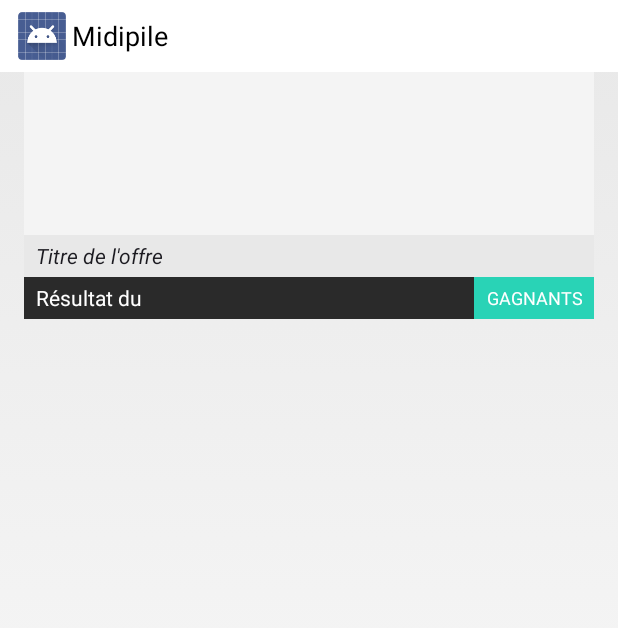
After one commit to HugoGresse/midipile-android, an Android app: the layout list_item_winner.xml on its own in the app's theme, with its tools: preview values and no code run, on a phone screen of 412 x 824 dp. The commit adds this screen. Shown: the top 628 px of the screen. Run offline under Robolectric (Android 15) with nearby library versions, the phone set to English and light mode, and no system bars; Roboto replaces fonts that are not available here.

Commit message:
Winner deals integration and implementation

```diff
--- a/app/src/main/java/fr/creads/midipile/api/Constants.java
+++ b/app/src/main/java/fr/creads/midipile/api/Constants.java
@@ -6,11 +6,11 @@ package fr.creads.midipile.api;
  */
 public class Constants {
 
-    public static final String URL_API = "http://gullible-goat-2717.vagrantshare.com/1";
+    public static final String URL_API = "http://dreadful-mouse-5878.vagrantshare.com/1";
     public static final String URL_SITE = "http://www.midipile.com";
     public static final String API_SECRET = "9,(3~[][<'{+5#}";
 
-    public static final String URL_LASTDEALS = "/deals";
+    public static final String URL_DEALS = "/deals";
     public static final String URL_DEAL_PLAY = "/deals/{id}/play";
     public static final String URL_BADGES = "/badges";
     public static final String URL_REGISTER = "/users";
--- a/app/src/main/java/fr/creads/midipile/api/MidipileAPI.java
+++ b/app/src/main/java/fr/creads/midipile/api/MidipileAPI.java
@@ -24,8 +24,11 @@ import retrofit.http.Query;
  */
 public interface MidipileAPI {
 
-    @GET(Constants.URL_LASTDEALS)
+    @GET(Constants.URL_DEALS)
     public void getLastDeals(Callback<Deals> callback);
+
+    @GET(Constants.URL_DEALS + "?active=false")
+    public void getWinnersDeals(Callback<Deals> callback);
 
     @GET(Constants.URL_BADGES)
     public void getBadges(Callback<ArrayList<Badge>> callback);
@@ -111,5 +114,4 @@ public interface MidipileAPI {
             @Query("length") int length,
             Callback<List<Deal>> callback);
 
-
 }
--- /dev/null
+++ b/app/src/main/res/layout/list_item_winner.xml
@@ -0,0 +1,120 @@
+<?xml version="1.0" encoding="utf-8"?>
+
+<RelativeLayout xmlns:android="http://schemas.android.com/apk/res/android"
+
+    android:paddingLeft="@dimen/activity_horizontal_margin"
+    android:paddingRight="@dimen/activity_horizontal_margin"
+    android:paddingTop="@dimen/activity_horizontal_margin"
+    android:layout_width="match_parent"
+    android:layout_height="wrap_content"
+    android:descendantFocusability="blocksDescendants"
+    android:paddingBottom="@dimen/list_deal_padding_top"
+    android:animateLayoutChanges="true">
+
+    <ImageView
+        android:layout_width="match_parent"
+        android:layout_height="wrap_content"
+        android:id="@+id/dealImageView"
+        android:layout_alignParentTop="true"
+        android:layout_alignParentLeft="true"
+        android:layout_alignParentStart="true"
+        android:src="@drawable/deal_blank"
+        android:adjustViewBounds="true"
+        android:scaleType="centerCrop" />
+
+    <RelativeLayout
+        android:layout_width="150dp"
+        android:layout_height="fill_parent"
+        android:layout_alignTop="@+id/dealImageView"
+        android:layout_alignBottom="@+id/dealImageView"
+        android:layout_alignRight="@+id/dealImageView"
+        android:visibility="invisible"
+        android:id="@+id/winnersInfoRelativeLayout"
+        android:animateLayoutChanges="true"
+        android:background="@color/midipiletheme_color"
+        android:layout_alignParentEnd="true">
+
+        <TextView
+            android:layout_width="wrap_content"
+            android:layout_height="wrap_content"
+            android:text="New Text"
+            android:id="@+id/winnersTextView"
+            android:layout_alignParentTop="true"
+            android:layout_alignParentLeft="true"
+            android:layout_alignParentStart="true"
+            android:paddingTop="@dimen/winners_name_padding_vertical"
+            android:paddingBottom="@dimen/winners_name_padding_vertical"
+            android:paddingLeft="@dimen/winners_name_padding_horizontal"
+            android:paddingRight="@dimen/winners_name_padding_horizontal"
+            android:textColor="@android:color/white" />
+    </RelativeLayout>
+
+    <RelativeLayout
+        android:layout_width="fill_parent"
+        android:layout_height="28dp"
+        android:layout_alignLeft="@+id/dealImageView"
+        android:background="@color/deal_title_background"
+        android:layout_below="@+id/dealImageView"
+        android:id="@+id/winners_sub_title"
+        android:animateLayoutChanges="true">
+
+        <TextView
+            android:layout_width="wrap_content"
+            android:layout_height="match_parent"
+            android:text="@string/deal_blank_title"
+            android:id="@+id/dealTitle"
+            android:layout_alignParentLeft="true"
+            android:layout_alignParentStart="true"
+            android:textSize="@dimen/deals_text_size"
+            android:textColor="@color/midipile_black"
+            android:paddingLeft="8dp"
+            android:textStyle="italic"
+            android:singleLine="true"
+            android:ellipsize="end"
+            android:gravity="center_vertical" />
+
+    </RelativeLayout>
+
+    <RelativeLayout
+        android:layout_width="fill_parent"
+        android:layout_height="28dp"
+        android:layout_alignLeft="@+id/winners_sub_title"
+        android:background="@color/deal_title_background"
+        android:layout_below="@+id/winners_sub_title"
+        android:id="@+id/relativeLayout"
+        android:animateLayoutChanges="true" >
+
+        <TextView
+            android:layout_width="wrap_content"
+            android:layout_height="fill_parent"
+            android:text="@string/winners_of"
+            android:id="@+id/dateTextView"
+            android:layout_alignParentLeft="true"
+            android:layout_alignParentStart="true"
+            android:textSize="@dimen/deals_text_size"
+            android:textColor="@android:color/white"
+            android:paddingLeft="8dp"
+            android:singleLine="true"
+            android:ellipsize="end"
+            android:layout_toLeftOf="@+id/winnerTextView"
+            android:gravity="center_vertical"
+            android:background="@color/midipile_lightblack" />
+
+        <TextView
+            android:layout_width="wrap_content"
+            android:layout_height="fill_parent"
+            android:text="@string/winners_name"
+            android:id="@+id/winnerTextView"
+            android:layout_alignParentRight="true"
+            android:layout_alignParentEnd="true"
+            android:textAllCaps="true"
+            android:textColor="@android:color/white"
+            android:background="@color/midipiletheme_color"
+            android:textSize="@dimen/whishlist_scroll_button_text"
+            android:gravity="center"
+            android:paddingLeft="8dp"
+            android:paddingRight="8dp" />
+    </RelativeLayout>
+
+
+</RelativeLayout>
--- a/app/src/main/res/values/colors_midipiletheme.xml
+++ b/app/src/main/res/values/colors_midipiletheme.xml
@@ -8,6 +8,7 @@
     <color name="drawer_separator">#e8e8e8</color>
     <color name="drawer_leftborder">#29d3b6</color>
     <color name="midipile_black">#1b1a20</color>
+    <color name="midipile_lightblack">#2a2a2a</color>
     <color name="tabs_bg">#e8e8e8</color>
     <color name="tabs_bg_selected">#29d3b6</color>
     <color name="tabs_bg_focused">#dadada</color>
--- a/app/src/main/res/values/dimens.xml
+++ b/app/src/main/res/values/dimens.xml
@@ -34,5 +34,7 @@
     <dimen name="whishlist_scroll_button_text">12sp</dimen>
     <dimen name="whishlist_link_margin_horizontal">20dp</dimen>
 
+    <dimen name="winners_name_padding_horizontal">15dp</dimen>
+    <dimen name="winners_name_padding_vertical">12dp</dimen>
 
 </resources>
--- a/app/src/main/res/values/strings.xml
+++ b/app/src/main/res/values/strings.xml
@@ -37,6 +37,7 @@
 
 
     <string name="toast_server_error">Une erreur est survenue</string>
+    <string name="toast_server_error_winners">Une erreur est survenue lors de la récupération des derniers gagnants</string>
 
 
     <string name="dialog_deal_participate_share_ok">Oui</string>
@@ -95,8 +96,10 @@
     <string name="whishlist_empty">Connectez-vous pour voir votre whishlist</string>
     <string name="whishlist_scroll_button">En savoir +</string>
 
-
-
+    <string name="winner_name">gagnant</string>
+    <string name="winners_name">gagnants</string>
+    <string name="winners_of">Résultat du </string>
+    <string name="winners_more">Et d\'autres</string>
 
     <string name="user_login">Connexion</string>
     <string name="user_register">Inscription</string>
```
Also changed, not shown: app/src/main/java/fr/creads/midipile/activities/HomeActivity.java (+79 -4 lines), app/src/main/java/fr/creads/midipile/adapters/WinnersAdapter.java (added, +155 -0 lines), app/src/main/java/fr/creads/midipile/fragments/LastWinnerFragment.java (deleted, +0 -36 lines), app/src/main/java/fr/creads/midipile/fragments/WinnersFragment.java (added, +85 -0 lines), app/src/main/java/fr/creads/midipile/objects/Deal.java (+22 -1 lines), app/src/main/res/layout/fragment_last_winner.xml (deleted, +0 -13 lines), app/src/main/res/layout/fragment_winners.xml (added, +24 -0 lines).
